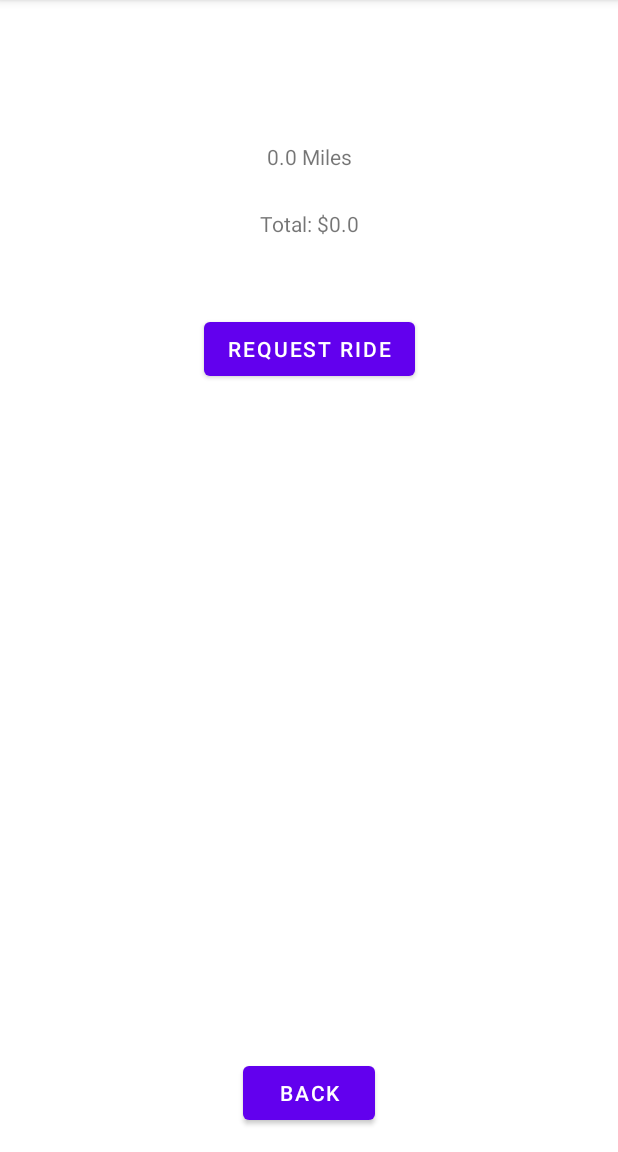
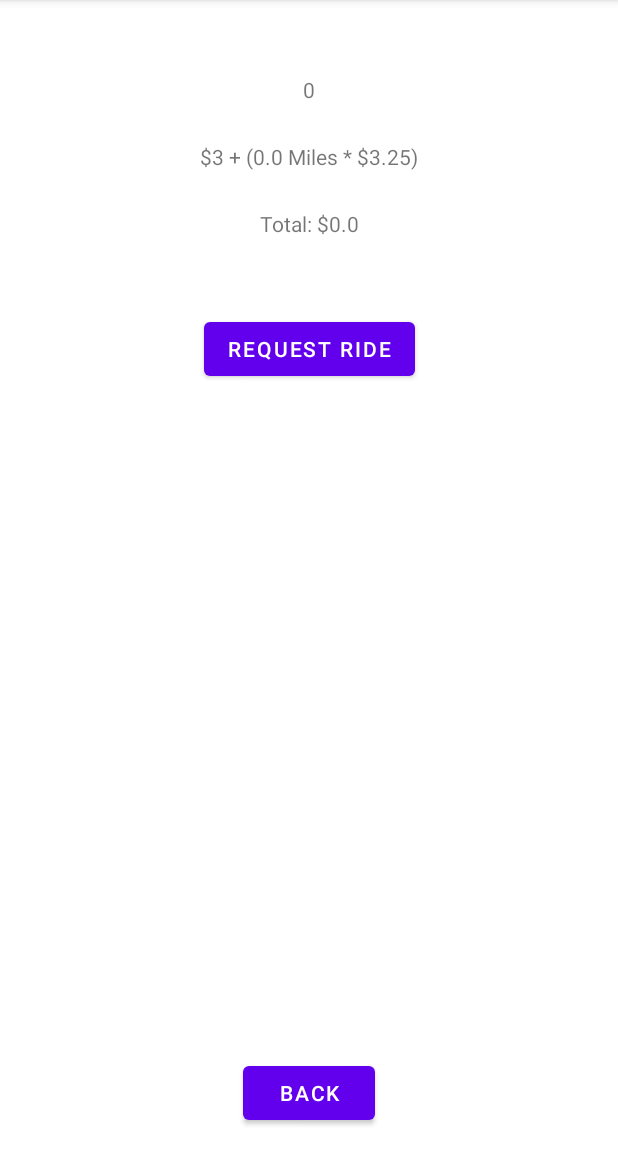
Before and after one commit to tehRyley/CIS240-RyleyGreen, an Android app: the MainActivity2 screen opened directly, with no data from a screen before it, on a phone screen of 412 x 824 dp, the part 84-1236 px from its top. Run offline under Robolectric (Android 15) with nearby library versions, the phone set to English and light mode, and no system bars.

Commit message:
Fixed IDE warnings

```diff
--- a/Uber Fare App/app/src/main/java/com/example/uberfareapp/MainActivity.java
+++ b/Uber Fare App/app/src/main/java/com/example/uberfareapp/MainActivity.java
@@ -30,21 +30,26 @@ public class MainActivity extends AppCompatActivity {
             radioButton = findViewById(selectedId);
             String radioVal = radioButton.getText().toString();
             double base = 3.00 + (miles * 3.25);
+            int value = 0;
             switch (radioVal) {
                 case "Smart Car":
                     cost = base + 2.00;
+                    value = 1;
                     break;
                 case "Traditional Sedan":
                     cost = base;
+                    value = 2;
                     break;
                 case "Minivan":
                     cost = base + 5.00;
+                    value = 3;
                     break;
             }
 
             SharedPreferences sharedPreferences = getSharedPreferences("MyPrefs", MODE_PRIVATE);
             SharedPreferences.Editor editor = sharedPreferences.edit();
             editor.putString("Cost", String.valueOf(cost));
+            editor.putString("Value", String.valueOf(value));
             editor.putString("Miles", String.valueOf(miles));
             editor.putString("Car", radioVal);
             editor.apply();
--- a/Uber Fare App/app/src/main/java/com/example/uberfareapp/MainActivity2.java
+++ b/Uber Fare App/app/src/main/java/com/example/uberfareapp/MainActivity2.java
@@ -9,9 +9,6 @@ import android.widget.TextView;
 import androidx.appcompat.app.AppCompatActivity;
 
 public class MainActivity2 extends AppCompatActivity {
-    private TextView txtChosenCar;
-    private TextView txtChosenMiles;
-    private TextView txtChosenTotal;
 
     @Override
     protected void onCreate(Bundle savedInstanceState) {
@@ -34,12 +31,27 @@ public class MainActivity2 extends AppCompatActivity {
         String cost = sharedPreferences.getString("Cost", "");
         String miles = sharedPreferences.getString("Miles", "");
         String car = sharedPreferences.getString("Car", "");
+        String value = sharedPreferences.getString("Value", "");
 
-        txtChosenCar = findViewById(R.id.txtChosenCar);
-        txtChosenCar.setText(car);
-        txtChosenMiles = findViewById(R.id.txtChosenMiles);
-        txtChosenMiles.setText(miles + " Miles");
-        txtChosenTotal = findViewById(R.id.txtChosenTotal);
-        txtChosenTotal.setText("Total: " + "$" +cost);
+        switch (value) {
+            case "1":
+                value = " +$2";
+                break;
+            case "2":
+                value = "";
+                break;
+            case "3":
+                value = " +$5";
+                break;
+        }
+        TextView txtChosenCar = findViewById(R.id.txtChosenCar);
+        String carText = car + value;
+        txtChosenCar.setText(carText);
+        TextView txtChosenMiles = findViewById(R.id.txtChosenMiles);
+        String milesText = "$3 + " + "(" + miles + " Miles * $3.25)";
+        txtChosenMiles.setText(milesText);
+        TextView txtChosenTotal = findViewById(R.id.txtChosenTotal);
+        String totalText = "Total: " + "$" + cost;
+        txtChosenTotal.setText(totalText);
     }
 }
--- a/Uber Fare App/app/src/main/java/com/example/uberfareapp/MainActivity3.java
+++ b/Uber Fare App/app/src/main/java/com/example/uberfareapp/MainActivity3.java
@@ -6,7 +6,6 @@ import android.widget.TextView;
 import androidx.appcompat.app.AppCompatActivity;
 
 public class MainActivity3 extends AppCompatActivity {
-    private TextView txtTimer;
 
     @Override
     protected void onCreate(Bundle savedInstanceState) {
@@ -14,8 +13,9 @@ public class MainActivity3 extends AppCompatActivity {
         setContentView(R.layout.activity_main3);
         int hour = (int)(Math.random() * 8) +2;
         int minutes = (int)(Math.random() * 58) +2;
-        txtTimer = findViewById(R.id.txtTimer);
-        txtTimer.setText("Arriving in " + hour + " hours and " + minutes + " minutes");
+        TextView txtTimer = findViewById(R.id.txtTimer);
+        String timer = "Arriving in " + hour + " hours and " + minutes + " minutes";
+        txtTimer.setText(timer);
 
     }
 }
```
